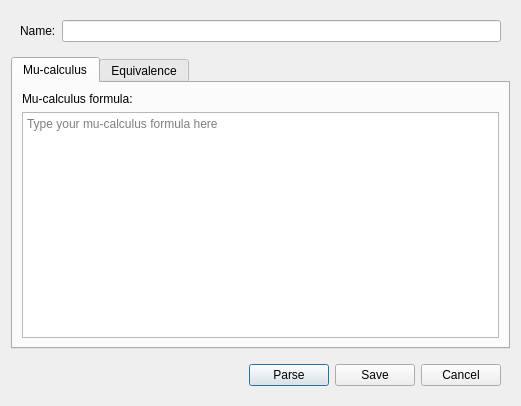
This is tools/release/mcrl2ide/addeditpropertydialog.ui in mCRL2org/mCRL2 as Qt 5 draws it before an edit. The edited form follows.
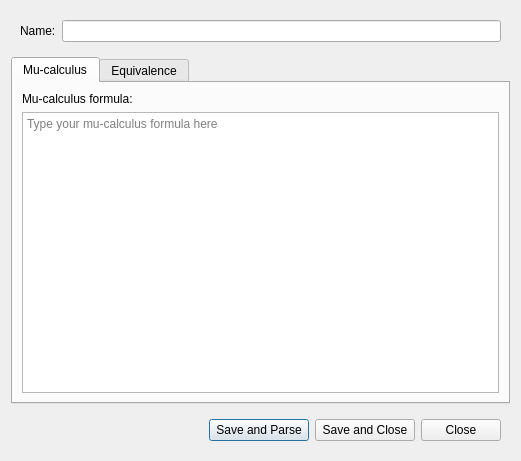
This is the edited form. Custom widgets are drawn as their Qt base class.

Patch:
```diff
--- a/tools/release/mcrl2ide/addeditpropertydialog.ui
+++ b/tools/release/mcrl2ide/addeditpropertydialog.ui
@@ -7,7 +7,7 @@
     <x>0</x>
     <y>0</y>
     <width>521</width>
-    <height>406</height>
+    <height>461</height>
    </rect>
   </property>
   <property name="windowTitle">
@@ -122,21 +122,21 @@
       <item>
        <widget class="QPushButton" name="parseButton">
         <property name="text">
-         <string>Parse</string>
+         <string> Save and Parse </string>
         </property>
        </widget>
       </item>
       <item>
        <widget class="QPushButton" name="saveButton">
         <property name="text">
-         <string>Save</string>
+         <string> Save and Close </string>
         </property>
        </widget>
       </item>
       <item>
        <widget class="QPushButton" name="cancelButton">
         <property name="text">
-         <string>Cancel</string>
+         <string>Close</string>
         </property>
        </widget>
       </item>
```
Left out of the diff: 6 changed lines with no effect on the pictures.
